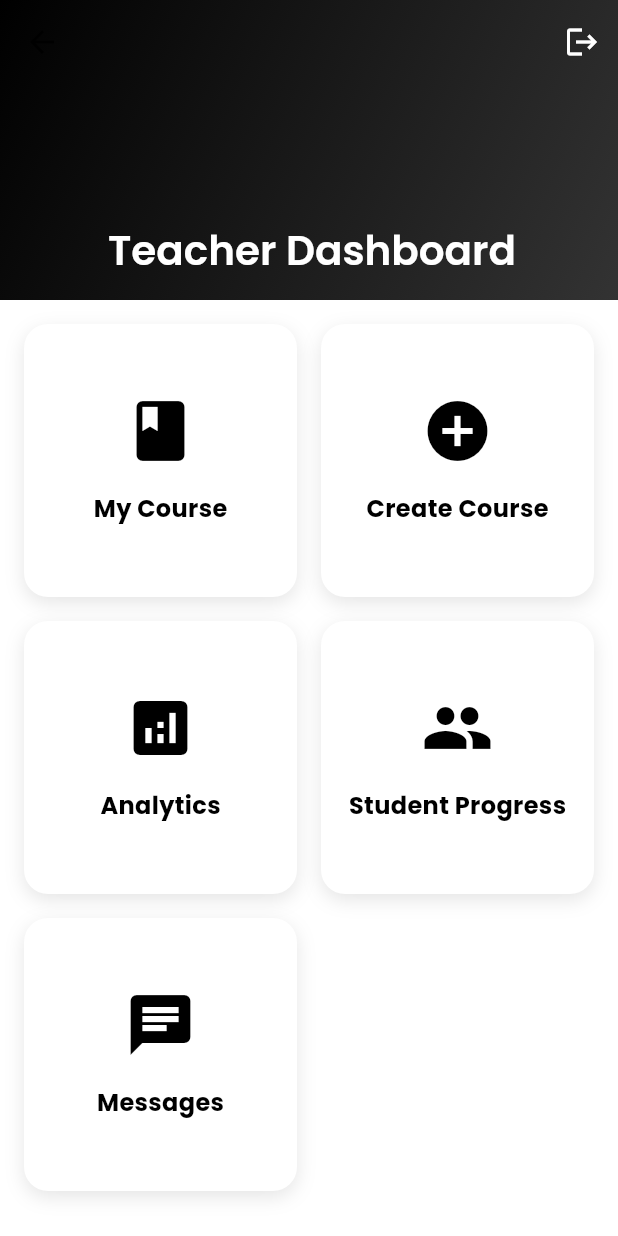
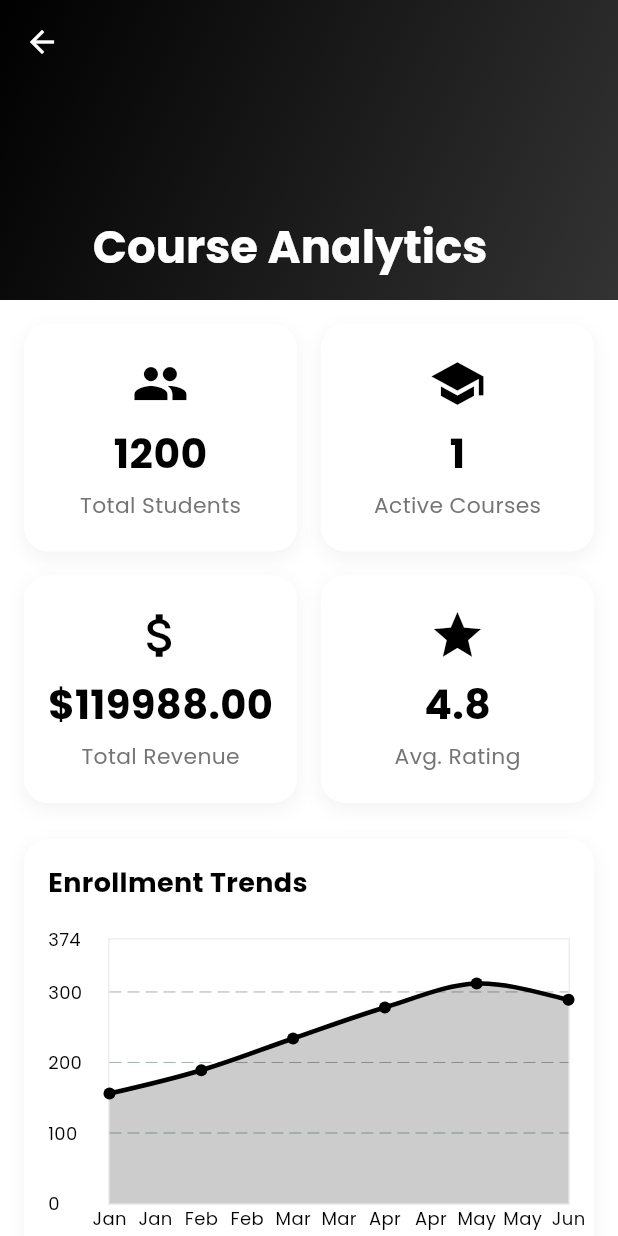
Before and after one commit to ThaeNandarSeint/learning_app, a Flutter app: the TeacherHomeScreen screen opened by its route, after a tap on "Analytics", on a phone screen of 412 x 824 dp. Run offline on Flutter 3.47's test engine with Material 3 defaults, Android fonts, the phone set to English and light mode, and no system bars; drawn by our look-alikes of fl_chart; our stand-ins replace bloc, cached_network_image, chewie, equatable, flutter_bloc, get and 5 more; accounts and stored records are empty.

Commit message:
design teacher analytics screen

```diff
--- /dev/null
+++ b/lib/features/teacher_analytics/views/screens/teacher_analytics_screen.dart
@@ -0,0 +1,43 @@
+import 'package:flutter/material.dart';
+import 'package:learning_app/core/theme/app_colors.dart';
+import 'package:learning_app/features/teacher_analytics/views/widgets/analytics_overview.dart';
+import 'package:learning_app/features/teacher_analytics/views/widgets/enrollment_chart.dart';
+import 'package:learning_app/features/teacher_analytics/views/widgets/revenue_stats.dart';
+import 'package:learning_app/features/teacher_analytics/views/widgets/student_engagement.dart';
+import 'package:learning_app/features/teacher_analytics/views/widgets/teacher_analytics_app_bar.dart';
+
+class TeacherAnalyticsScreen extends StatelessWidget {
+  const TeacherAnalyticsScreen({super.key});
+
+  final String instructorId = 'inst_1';
+
+  @override
+  Widget build(BuildContext context) {
+    return Scaffold(
+      backgroundColor: AppColors.lightBackground,
+      body: CustomScrollView(
+        physics: const BouncingScrollPhysics(),
+        slivers: [
+          TeacherAnalyticsAppBar(),
+          SliverToBoxAdapter(
+            child: Padding(
+              padding: const EdgeInsets.all(16),
+              child: Column(
+                crossAxisAlignment: CrossAxisAlignment.start,
+                children: [
+                  AnalyticsOverview(instructorId: instructorId),
+                  const SizedBox(height: 24),
+                  EnrollmentChart(instructorId: instructorId),
+                  const SizedBox(height: 24),
+                  const RevenueStats(),
+                  const SizedBox(height: 24),
+                  StudentEngagement(instructorId: instructorId),
+                ],
+              ),
+            ),
+          ),
+        ],
+      ),
+    );
+  }
+}
--- /dev/null
+++ b/lib/features/teacher_analytics/views/widgets/analytics_overview.dart
@@ -0,0 +1,102 @@
+import 'package:flutter/material.dart';
+import 'package:learning_app/core/theme/app_colors.dart';
+import 'package:learning_app/services/dummy_data_service.dart';
+
+class AnalyticsOverview extends StatelessWidget {
+  const AnalyticsOverview({super.key, required this.instructorId});
+
+  final String instructorId;
+
+  Widget _buildStatCard(String title, String value, IconData icon) {
+    return LayoutBuilder(
+      builder: (context, constraints) {
+        final maxWidth = constraints.maxWidth;
+        final maxHeight = constraints.maxHeight;
+
+        final valueFontSize = maxWidth * 0.15;
+        final titleFontSize = maxWidth * 0.08;
+        final iconSize = maxHeight * 0.25;
+
+        return Container(
+          padding: const EdgeInsets.all(16),
+          decoration: BoxDecoration(
+            color: Colors.white,
+            borderRadius: BorderRadius.circular(16),
+            boxShadow: [
+              BoxShadow(
+                color: Colors.black.withAlpha((0.05 * 255).round()),
+                blurRadius: 10,
+                offset: const Offset(0, 4),
+              ),
+            ],
+          ),
+          child: Column(
+            mainAxisAlignment: MainAxisAlignment.center,
+            children: [
+              Icon(icon, color: AppColors.primary, size: iconSize),
+              const SizedBox(height: 8),
+              FittedBox(
+                fit: BoxFit.scaleDown,
+                child: Text(
+                  value,
+                  style: TextStyle(
+                    fontSize: valueFontSize,
+                    fontWeight: FontWeight.bold,
+                  ),
+                ),
+              ),
+              const SizedBox(height: 4),
+              FittedBox(
+                fit: BoxFit.scaleDown,
+                child: Text(
+                  title,
+                  textAlign: TextAlign.center,
+                  style: TextStyle(
+                    color: Colors.grey[600],
+                    fontSize: titleFontSize,
+                  ),
+                ),
+              ),
+            ],
+          ),
+        );
+      },
+    );
+  }
+
+  @override
+  Widget build(BuildContext context) {
+    final stats = DummyDataService.getTeacherStats(instructorId);
+
+    return GridView.count(
+      shrinkWrap: true,
+      physics: const NeverScrollableScrollPhysics(),
+      crossAxisCount: 2,
+      crossAxisSpacing: 16,
+      mainAxisSpacing: 16,
+      childAspectRatio: 1.2,
+      children: [
+        _buildStatCard(
+          'Total Students',
+          '${stats.totalStudents}',
+          Icons.people,
+        ),
+        _buildStatCard(
+          'Active Courses',
+          '${stats.activeCourses}',
+          Icons.school,
+        ),
+        _buildStatCard(
+          'Total Revenue',
+          '\$${stats.totalRevenue.toStringAsFixed(2)}',
+          Icons.attach_money,
+        ),
+        _buildStatCard(
+          'Avg. Rating',
+          stats.averageRating.toString(),
+          Icons.star,
+        ),
+      ],
+    );
+  }
+}
--- /dev/null
+++ b/lib/features/teacher_analytics/views/widgets/enrollment_chart.dart
@@ -0,0 +1,112 @@
+import 'package:fl_chart/fl_chart.dart';
+import 'package:flutter/material.dart';
+import 'package:learning_app/core/theme/app_colors.dart';
+import 'package:learning_app/services/dummy_data_service.dart';
+
+class EnrollmentChart extends StatelessWidget {
+  const EnrollmentChart({super.key, required this.instructorId});
+
+  final String instructorId;
+
+  Widget _buildEnrollmentLineChart() {
+    final stats = DummyDataService.getTeacherStats(instructorId);
+    final enrollments = stats.monthlyEnrollments;
+
+    final spots = List.generate(
+      enrollments.length,
+      (index) => FlSpot(index.toDouble(), enrollments[index].toDouble()),
+    );
+
+    return LineChart(
+      LineChartData(
+        gridData: const FlGridData(show: true, drawVerticalLine: false),
+        titlesData: FlTitlesData(
+          bottomTitles: AxisTitles(
+            sideTitles: SideTitles(
+              showTitles: true,
+              getTitlesWidget: (value, meta) {
+                const months = ['Jan', 'Feb', 'Mar', 'Apr', 'May', 'Jun'];
+                if (value.toInt() >= 0 && value.toInt() < months.length) {
+                  return Text(
+                    months[value.toInt()],
+                    style: const TextStyle(fontSize: 12),
+                  );
+                }
+                return const Text('');
+              },
+            ),
+          ),
+          leftTitles: AxisTitles(
+            sideTitles: SideTitles(
+              showTitles: true,
+              getTitlesWidget: (value, meta) {
+                return Text(
+                  value.toInt().toString(),
+                  style: const TextStyle(fontSize: 12),
+                );
+              },
+              reservedSize: 40,
+            ),
+          ),
+          rightTitles: const AxisTitles(
+            sideTitles: SideTitles(showTitles: false),
+          ),
+          topTitles: const AxisTitles(
+            sideTitles: SideTitles(showTitles: false),
+          ),
+        ),
+        borderData: FlBorderData(
+          show: true,
+          border: Border.all(color: Colors.grey.shade200),
+        ),
+        minX: 0,
+        maxX: (enrollments.length - 1).toDouble(),
+        minY: 0,
+        maxY: enrollments.reduce((a, b) => a > b ? a : b) * 1.2,
+        lineBarsData: [
+          LineChartBarData(
+            spots: spots,
+            isCurved: true,
+            color: AppColors.primary,
+            barWidth: 3,
+            isStrokeCapRound: true,
+            dotData: const FlDotData(show: true),
+            belowBarData: BarAreaData(
+              show: true,
+              color: AppColors.primary.withAlpha((0.2 * 255).round()),
+            ),
+          ),
+        ],
+      ),
+    );
+  }
+
+  @override
+  Widget build(BuildContext context) {
+    return Container(
+      padding: const EdgeInsets.all(16),
+      decoration: BoxDecoration(
+        color: Colors.white,
+        borderRadius: BorderRadius.circular(16),
+        boxShadow: [
+          BoxShadow(
+            color: Colors.black.withAlpha((0.05 * 255).round()),
+            blurRadius: 10,
+            offset: const Offset(0, 4),
+          ),
+        ],
+      ),
+      child: Column(
+        crossAxisAlignment: CrossAxisAlignment.start,
+        children: [
+          const Text(
+            'Enrollment Trends',
+            style: TextStyle(fontSize: 18, fontWeight: FontWeight.bold),
+          ),
+          const SizedBox(height: 24),
+          SizedBox(height: 200, child: _buildEnrollmentLineChart()),
+        ],
+      ),
+    );
+  }
+}
--- /dev/null
+++ b/lib/features/teacher_analytics/views/widgets/revenue_stats.dart
@@ -0,0 +1,113 @@
+import 'package:fl_chart/fl_chart.dart';
+import 'package:flutter/material.dart';
+import 'package:learning_app/core/theme/app_colors.dart';
+
+class RevenueStats extends StatelessWidget {
+  const RevenueStats({super.key});
+
+  Widget _buildRevenueMetric(String title, String value) {
+    return Column(
+      crossAxisAlignment: CrossAxisAlignment.start,
+      children: [
+        Text(title, style: TextStyle(color: Colors.grey[600], fontSize: 14)),
+        const SizedBox(height: 8),
+        Text(
+          value,
+          style: const TextStyle(
+            fontSize: 24,
+            fontWeight: FontWeight.bold,
+            color: AppColors.primary,
+          ),
+        ),
+      ],
+    );
+  }
+
+  @override
+  Widget build(BuildContext context) {
+    return Container(
+      padding: const EdgeInsets.all(16),
+      decoration: BoxDecoration(
+        color: Colors.white,
+        borderRadius: BorderRadius.circular(16),
+        boxShadow: [
+          BoxShadow(
+            color: Colors.black.withAlpha((0.05 * 255).round()),
+            blurRadius: 10,
+            offset: const Offset(0, 4),
+          ),
+        ],
+      ),
+      child: Column(
+        crossAxisAlignment: CrossAxisAlignment.start,
+        children: [
+          const Text(
+            'Revenue Statistics',
+            style: TextStyle(fontSize: 18, fontWeight: FontWeight.bold),
+          ),
+          const SizedBox(height: 24),
+          Row(
+            mainAxisAlignment: MainAxisAlignment.spaceBetween,
+            children: [
+              _buildRevenueMetric('Monthly Revenue', '\$2,345'),
+              _buildRevenueMetric('Annual Revenue', '\$28,345'),
+            ],
+          ),
+          const SizedBox(height: 24),
+          const Text(
+            'Revenue by Course',
+            style: TextStyle(fontSize: 16, fontWeight: FontWeight.bold),
+          ),
+          const SizedBox(height: 16),
+          SizedBox(
+            height: 200,
+            child: BarChart(
+              BarChartData(
+                alignment: BarChartAlignment.spaceAround,
+                maxY: 5000,
+                barGroups: [
+                  BarChartGroupData(
+                    x: 0,
+                    barRods: [BarChartRodData(toY: 3000)],
+                  ),
+                  BarChartGroupData(
+                    x: 1,
+                    barRods: [BarChartRodData(toY: 2000)],
+                  ),
+                  BarChartGroupData(
+                    x: 2,
+                    barRods: [BarChartRodData(toY: 4000)],
+                  ),
+                  BarChartGroupData(
+                    x: 3,
+                    barRods: [BarChartRodData(toY: 1500)],
+                  ),
+                ],
+                titlesData: FlTitlesData(
+                  show: true,
+                  bottomTitles: AxisTitles(
+                    sideTitles: SideTitles(
+                      showTitles: true,
+                      getTitlesWidget: (value, meta) {
+                        const titles = [
+                          "Course 1",
+                          "Course 2",
+                          "Course 3",
+                          "Course 4",
+                        ];
+                        return Text(
+                          titles[value.toInt()],
+                          style: const TextStyle(fontSize: 12),
+                        );
+                      },
+                    ),
+                  ),
+                ),
+              ),
+            ),
+          ),
+        ],
+      ),
+    );
+  }
+}
--- /dev/null
+++ b/lib/features/teacher_analytics/views/widgets/student_engagement.dart
@@ -0,0 +1,87 @@
+import 'package:flutter/material.dart';
+import 'package:learning_app/core/theme/app_colors.dart';
+import 'package:learning_app/services/dummy_data_service.dart';
+
+class StudentEngagement extends StatelessWidget {
+  const StudentEngagement({super.key, required this.instructorId});
+
+  final String instructorId;
+
+  Widget _buildEngagementMetric(String title, String value, IconData icon) {
+    return Row(
+      children: [
+        Container(
+          padding: const EdgeInsets.all(12),
+          decoration: BoxDecoration(
+            color: AppColors.primary.withAlpha((0.1 * 255).round()),
+            borderRadius: BorderRadius.circular(12),
+          ),
+          child: Icon(icon, color: AppColors.primary),
+        ),
+        const SizedBox(width: 16),
+        Column(
+          crossAxisAlignment: CrossAxisAlignment.start,
+          children: [
+            Text(
+              title,
+              style: TextStyle(color: Colors.grey[600], fontSize: 14),
+            ),
+            const SizedBox(height: 4),
+            Text(
+              value,
+              style: const TextStyle(fontWeight: FontWeight.bold, fontSize: 20),
+            ),
+          ],
+        ),
+      ],
+    );
+  }
+
+  @override
+  Widget build(BuildContext context) {
+    final stats = DummyDataService.getTeacherStats(instructorId);
+    final engagement = stats.studentEngagement;
+
+    return Container(
+      padding: const EdgeInsets.all(24),
+      decoration: BoxDecoration(
+        color: Colors.white,
+        borderRadius: BorderRadius.circular(16),
+        boxShadow: [
+          BoxShadow(
+            color: Colors.black.withAlpha((0.05 * 255).round()),
+            blurRadius: 10,
+            offset: const Offset(0, 4),
+          ),
+        ],
+      ),
+      child: Column(
+        crossAxisAlignment: CrossAxisAlignment.start,
+        children: [
+          const Text(
+            'Student Engagement',
+            style: TextStyle(fontSize: 18, fontWeight: FontWeight.bold),
+          ),
+          const SizedBox(height: 24),
+          _buildEngagementMetric(
+            'Average Completion Rate',
+            '${(engagement.averageCompletionRate * 100).toInt()}%',
+            Icons.school,
+          ),
+          Divider(height: 32, color: Colors.grey.shade300),
+          _buildEngagementMetric(
+            'Average Time per Lesson',
+            '${engagement.averageTimePerLesson} mins',
+            Icons.timer,
+          ),
+          Divider(height: 32, color: Colors.grey.shade300),
+          _buildEngagementMetric(
+            'Average Students this Week',
+            engagement.activeStudentsThisWeek.toString(),
+            Icons.people,
+          ),
+        ],
+      ),
+    );
+  }
+}
--- /dev/null
+++ b/lib/features/teacher_analytics/views/widgets/teacher_analytics_app_bar.dart
@@ -0,0 +1,44 @@
+import 'package:flutter/material.dart';
+import 'package:get/get.dart';
+import 'package:learning_app/core/theme/app_colors.dart';
+
+class TeacherAnalyticsAppBar extends StatelessWidget {
+  const TeacherAnalyticsAppBar({super.key});
+
+  @override
+  Widget build(BuildContext context) {
+    return SliverAppBar(
+      expandedHeight: 200,
+      collapsedHeight: kToolbarHeight,
+      toolbarHeight: kToolbarHeight,
+      pinned: true,
+      backgroundColor: AppColors.primary,
+      leading: IconButton(
+        onPressed: () => Get.back(),
+        icon: const Icon(Icons.arrow_back, color: AppColors.accent),
+      ),
+      flexibleSpace: FlexibleSpaceBar(
+        titlePadding: EdgeInsets.only(
+          left: MediaQuery.of(context).size.width * 0.15,
+          bottom: 16,
+        ),
+        title: Text(
+          'Course Analytics',
+          style: Theme.of(context).textTheme.headlineMedium?.copyWith(
+            color: AppColors.accent,
+            fontWeight: FontWeight.bold,
+          ),
+        ),
+        background: Container(
+          decoration: const BoxDecoration(
+            gradient: LinearGradient(
+              colors: [AppColors.primary, AppColors.primaryLight],
+              begin: Alignment.topLeft,
+              end: Alignment.bottomRight,
+            ),
+          ),
+        ),
+      ),
+    );
+  }
+}
--- a/lib/features/teacher_home/views/screens/teacher_home_screen.dart
+++ b/lib/features/teacher_home/views/screens/teacher_home_screen.dart
@@ -62,7 +62,7 @@ class TeacherHomeScreen extends StatelessWidget {
                 DashboardCard(
                   title: 'Analytics',
                   icon: Icons.analytics,
-                  onTap: () {},
+                  onTap: () => Get.toNamed(AppRoutes.teacherAnalytics),
                 ),
                 DashboardCard(
                   title: 'Student Progress',
--- a/lib/routes/app_routes.dart
+++ b/lib/routes/app_routes.dart
@@ -16,6 +16,7 @@ import 'package:learning_app/features/notification/views/screens/notification_sc
 import 'package:learning_app/features/payment/views/screens/payment_screen.dart';
 import 'package:learning_app/features/quiz/views/screens/quiz_attempt_screen.dart';
 import 'package:learning_app/features/quiz/views/screens/quiz_list_screen.dart';
+import 'package:learning_app/features/teacher_analytics/views/screens/teacher_analytics_screen.dart';
 import 'package:learning_app/features/teacher_home/views/screens/teacher_home_screen.dart';
 import 'package:learning_app/features/user/views/screens/profile_screen.dart';
 
@@ -57,6 +58,7 @@ class AppRoutes {
   static const String myCourses = '/teacher/courses';
   static const String teacherChats = '/teacher/chats';
   static const String createCourse = '/teacher/courses/create';
+  static const String teacherAnalytics = '/teacher/analytics';
 
   static Route<dynamic> onGenerateRoute(RouteSettings settings) {
     switch (settings.name) {
@@ -154,6 +156,11 @@ class AppRoutes {
       case createCourse:
         return MaterialPageRoute(builder: (_) => const CreateCourseScreen());
 
+      case teacherAnalytics:
+        return MaterialPageRoute(
+          builder: (_) => const TeacherAnalyticsScreen(),
+        );
+
       default:
         return MaterialPageRoute(
           builder: (_) =>
--- a/lib/routes/route_pages.dart
+++ b/lib/routes/route_pages.dart
@@ -19,6 +19,7 @@ import 'package:learning_app/features/quiz/models/quiz_model.dart';
 import 'package:learning_app/features/quiz/views/screens/quiz_attempt_screen.dart';
 import 'package:learning_app/features/quiz/views/screens/quiz_list_screen.dart';
 import 'package:learning_app/features/quiz/views/screens/quiz_result_screen.dart';
+import 'package:learning_app/features/teacher_analytics/views/screens/teacher_analytics_screen.dart';
 import 'package:learning_app/features/teacher_home/views/screens/teacher_home_screen.dart';
 import 'package:learning_app/features/user/views/screens/profile_screen.dart';
 import 'package:learning_app/routes/app_routes.dart';
@@ -89,5 +90,9 @@ class AppPages {
       name: AppRoutes.createCourse,
       page: () => const CreateCourseScreen(),
     ),
+    GetPage(
+      name: AppRoutes.teacherAnalytics,
+      page: () => const TeacherAnalyticsScreen(),
+    ),
   ];
 }
```
